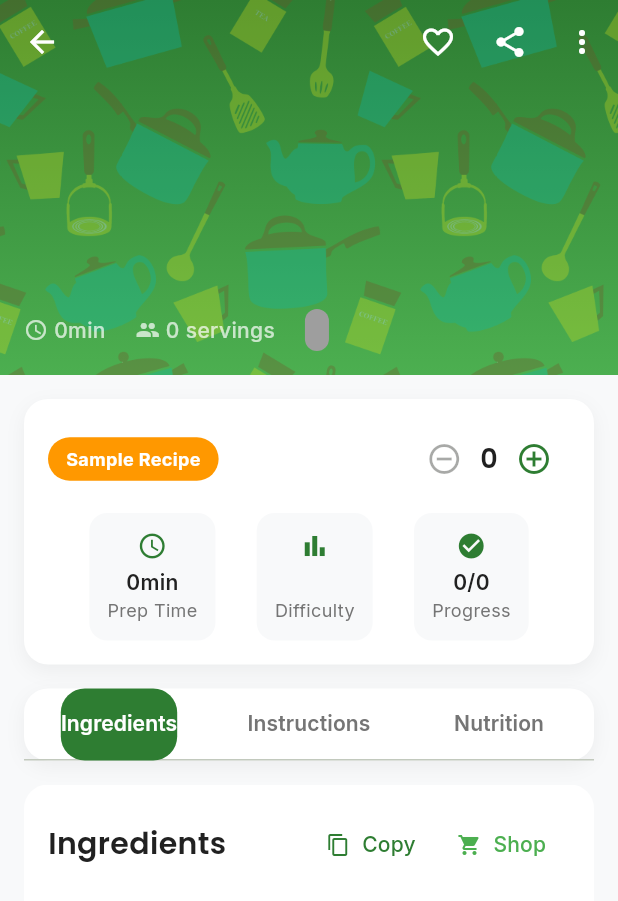
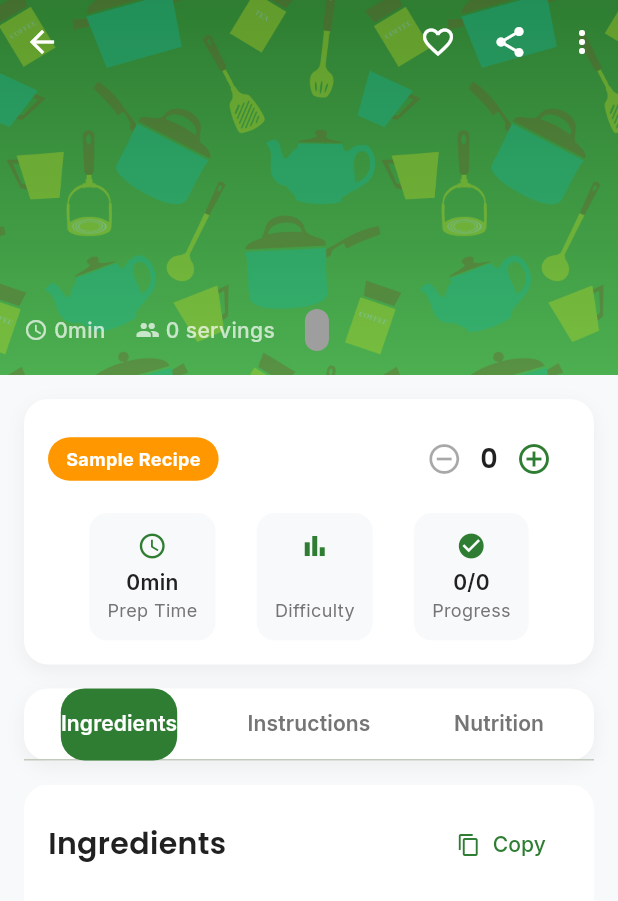
Before and after one commit to abbasiandev/smart_recipe_generator, a Flutter app: the RecipeDetailPage screen opened directly with empty values, on a phone screen of 412 x 824 dp. Shown: the top 901 px of the screen. Run offline on Flutter 3.47's test engine with Material 3 defaults, Android fonts, the phone set to English and light mode, and no system bars; drawn by our look-alikes of auto_size_text; our stand-ins replace dartz, equatable, flutter_bloc, flutter_dotenv, flutter_staggered_animations, get_it and 3 more; accounts and stored records are empty.

Commit message:
remove unused

```diff
--- a/lib/presentation/page/recipe_detail_page.dart
+++ b/lib/presentation/page/recipe_detail_page.dart
@@ -449,14 +449,6 @@ class _RecipeDetailPageState extends State<RecipeDetailPage>
                       foregroundColor: AppConstants.primaryColor,
                     ),
                   ),
-                  TextButton.icon(
-                    onPressed: _createShoppingList,
-                    icon: const Icon(Icons.shopping_cart, size: 16),
-                    label: const AutoSizeText('Shop'),
-                    style: TextButton.styleFrom(
-                      foregroundColor: AppConstants.secondaryColor,
-                    ),
-                  ),
                 ],
               ),
             ],
@@ -800,10 +792,6 @@ class _RecipeDetailPageState extends State<RecipeDetailPage>
     _showSnackBar('Ingredients copied to clipboard!', AppConstants.secondaryColor);
   }
 
-  void _createShoppingList() {
-    _showSnackBar('Shopping list feature coming soon!', AppConstants.accentColor);
-  }
-
   void _shareRecipe() {
     final servingRatio = _currentServings / widget.recipe.servings;
     final recipeText = '''
```
